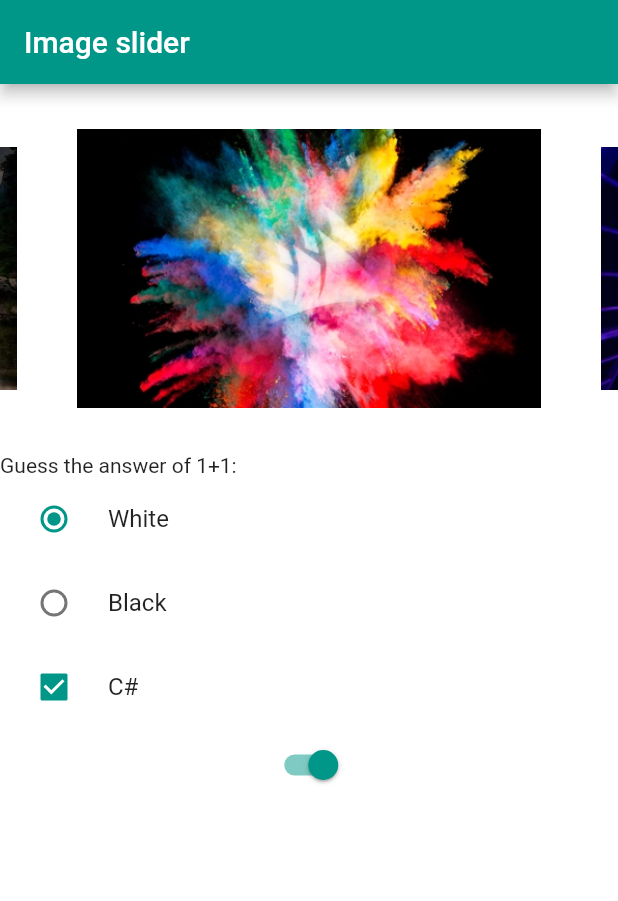
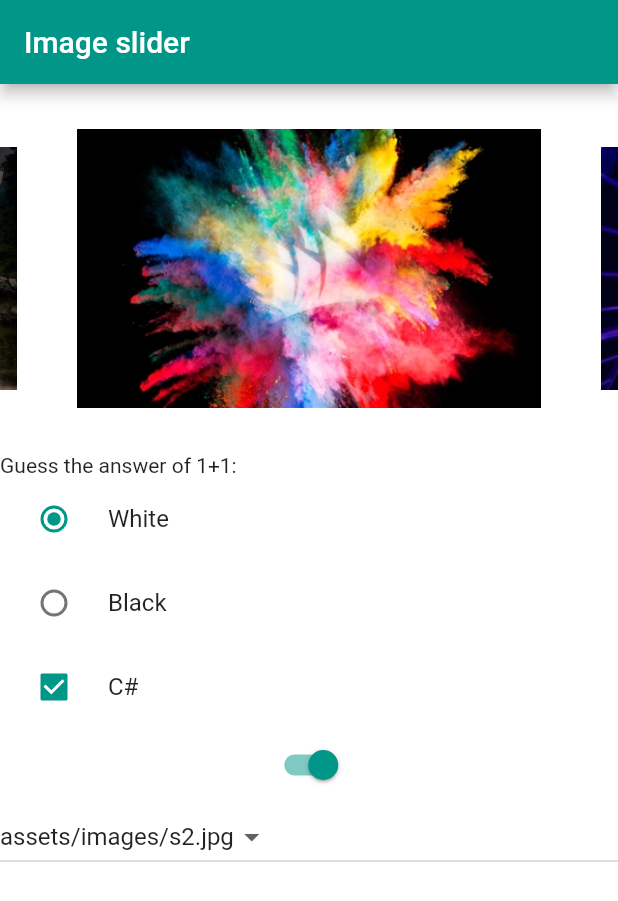
Before and after one commit to AyoubFrihaoui/BMI-DEMO-Flutter, a Flutter app: the screen it shows after launch, on a phone screen of 412 x 824 dp. Shown: the top 901 px of the screen. Run offline on Flutter 3.47's test engine with Material 2 defaults, Android fonts, the phone set to English and light mode, and no system bars; drawn by our look-alikes of carousel_slider; our stand-ins replace flutter_styled_toast; missing offline and left inert: flutter_flushbar.

Commit message:
dropdownButton demoed

```diff
--- a/bmi_demo/lib/imageSlider.dart
+++ b/bmi_demo/lib/imageSlider.dart
@@ -17,9 +17,13 @@ class _imageSliderState extends State<imageSlider> {
       'assets/images/s3.jpg'
     ];
 
+    String hiint = '';
+
     bool? cSharpBool = true;
     return Scaffold(
-      appBar: AppBar(title: Text('Image slider')),
+      appBar: AppBar(
+        title: Text('Image slider'),
+      ),
       body: Container(
           alignment: Alignment.center,
           color: backgroudColor,
@@ -89,6 +93,19 @@ class _imageSliderState extends State<imageSlider> {
                         cSharpBool = val;
                       },
                     );
+                  }),
+              DropdownButton(
+                  value: images[1],
+                  items: images.map((e) {
+                    return DropdownMenuItem(
+                      child: Text('${e}'),
+                      value: e,
+                    );
+                  }).toList(),
+                  onChanged: (zzz) {
+                    setState(() {
+                      hiint = zzz.toString();
+                    });
                   })
             ]);
           })),
```
